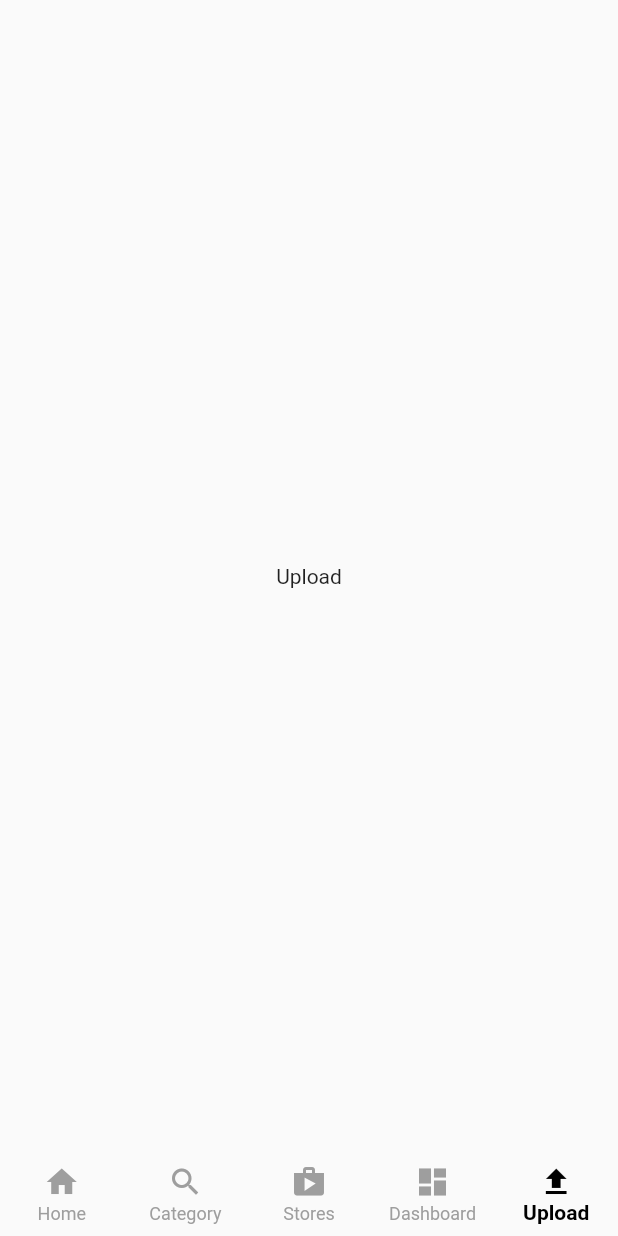
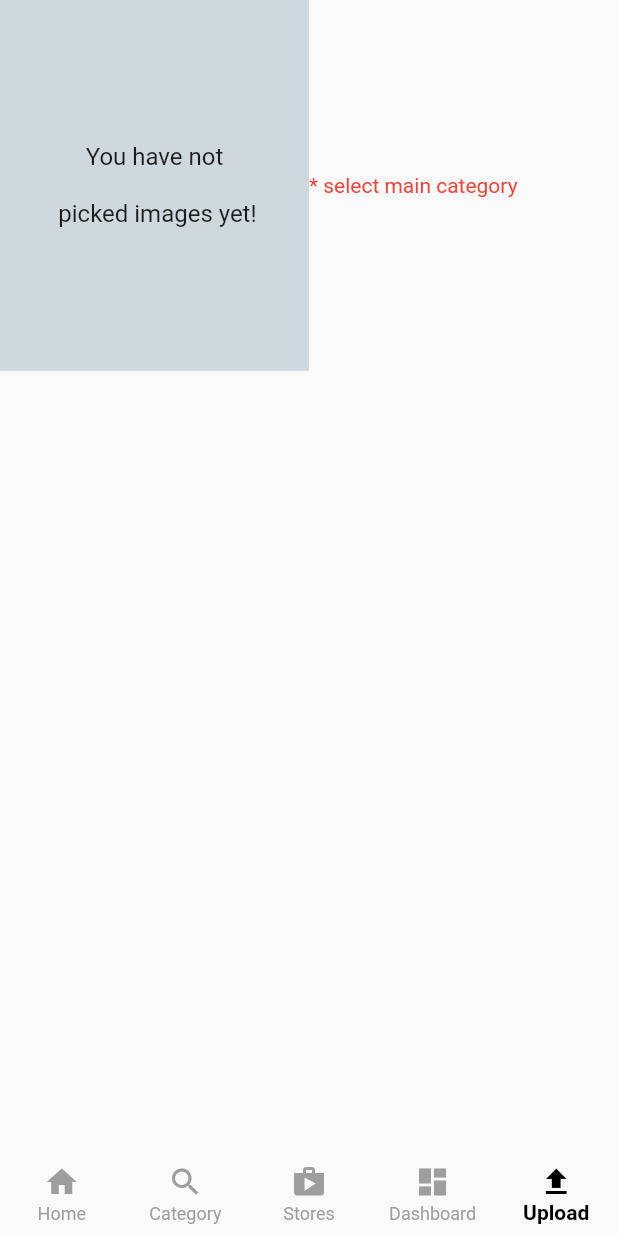
Before and after one commit to fluttberry/shop_app, a Flutter app: the SupplierHomeScreen screen opened by its route, item 5 of the bottom bar chosen, on a phone screen of 412 x 824 dp. Run offline on Flutter 3.47's test engine with Material 2 defaults, Android fonts, the phone set to English and light mode, and no system bars; our stand-ins replace animated_text_kit, cloud_firestore, firebase_auth, firebase_core, firebase_storage, image_picker; accounts and stored records are empty; network calls fail.

Commit message:
uploaded screen started

```diff
--- a/lib/app/constants/presentation/main_screen/supplier_home_screen.dart
+++ b/lib/app/constants/presentation/main_screen/supplier_home_screen.dart
@@ -4,6 +4,7 @@ import 'package:shop_app/app/constants/presentation/main_screen/category_screen.
 import 'package:shop_app/app/constants/presentation/main_screen/dashboard_screen.dart';
 import 'package:shop_app/app/constants/presentation/main_screen/home_screen.dart';
 import 'package:shop_app/app/constants/presentation/main_screen/store_screen.dart';
+import 'package:shop_app/app/constants/presentation/main_screen/upload_screen.dart';
 
 class SupplierHomeScreen extends StatefulWidget {
   const SupplierHomeScreen({super.key});
@@ -19,9 +20,7 @@ class _CustomerScreenState extends State<SupplierHomeScreen> {
     const CategoryScreen(),
     const StoreScreen(),
     const DashboardScreen(),
-    const Center(
-      child: Text('Upload'),
-    ),
+    const UploadScreen(),
   ];
   @override
   Widget build(BuildContext context) {
--- /dev/null
+++ b/lib/app/constants/presentation/main_screen/upload_screen.dart
@@ -0,0 +1,52 @@
+import 'package:flutter/material.dart';
+import 'package:flutter/src/widgets/framework.dart';
+import 'package:flutter/src/widgets/placeholder.dart';
+import 'package:shop_app/app/constants/colors/app_colors.dart';
+
+class UploadScreen extends StatefulWidget {
+  const UploadScreen({super.key});
+
+  @override
+  State<UploadScreen> createState() => _UploadScreenState();
+}
+
+class _UploadScreenState extends State<UploadScreen> {
+  @override
+  Widget build(BuildContext context) {
+    var size = MediaQuery.of(context).size;
+    return Scaffold(
+      body: Column(
+        children: [
+          Row(
+            children: [
+              Container(
+                height: size.height * 0.30,
+                width: size.width * 0.5,
+                color: AppColors.blueGrey.shade100,
+                child: const Center(
+                  child: Text(
+                    'You have not \n \n picked images yet!',
+                    textAlign: TextAlign.center,
+                    style: TextStyle(
+                      fontSize: 16,
+                    ),
+                  ),
+                ),
+              ),
+              Column(
+                children: const [
+                  Text(
+                    '* select main category',
+                    style: TextStyle(
+                      color: AppColors.red,
+                    ),
+                  ),
+                ],
+              )
+            ],
+          ),
+        ],
+      ),
+    );
+  }
+}
```
